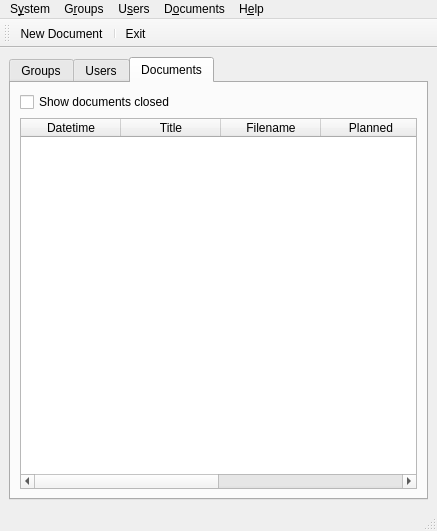
Old version of the form ui/frmMain.ui in the repository turulomio/didyoureadme.
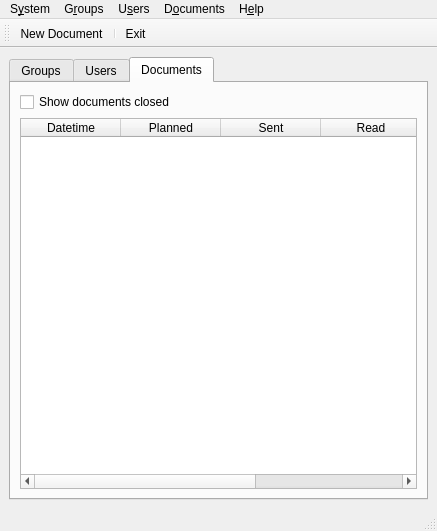
New version of the form. Icons and pictures are not drawn.

Commit message: Añadido log de mails y mejorados interfaz

Patch:
```diff
--- a/ui/frmMain.ui
+++ b/ui/frmMain.ui
@@ -188,16 +188,6 @@
               <string>Datetime</string>
              </property>
             </column>
-            <column>
-             <property name="text">
-              <string>Title</string>
-             </property>
-            </column>
-            <column>
-             <property name="text">
-              <string>Filename</string>
-             </property>
-            </column>
             <column>
              <property name="text">
               <string>Planned</string>
@@ -213,6 +203,11 @@
               <string>Read</string>
              </property>
             </column>
+            <column>
+             <property name="text">
+              <string>Title</string>
+             </property>
+            </column>
            </widget>
           </item>
          </layout>
```
The commit also changes 6 other files.
